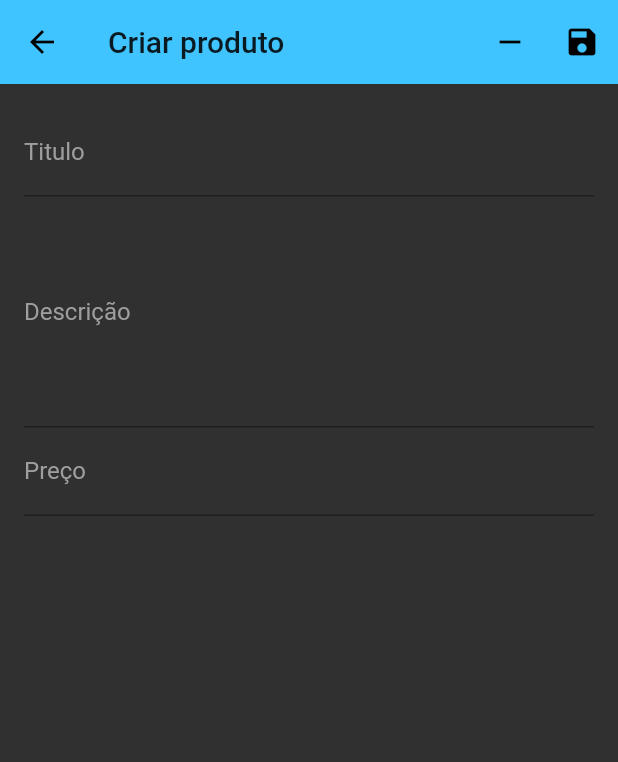
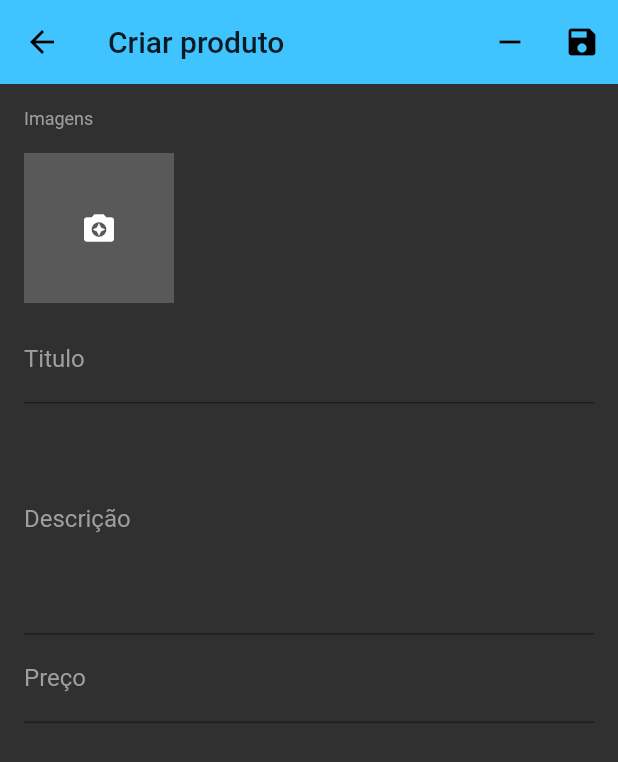
Before and after one commit to dieinimymaganha/loja_virutal_gerenciamento, a Flutter app: the ProductScreen screen opened directly, on a phone screen of 412 x 824 dp. Shown: the top 762 px of the screen. Run offline on Flutter 3.47's test engine with Material 2 defaults, Android fonts, the phone set to English and light mode, and no system bars; our stand-ins replace cloud_firestore, firebase_auth, flutter_speed_dial, image_cropper, image_picker, rxdart and 1 more; missing offline and left inert: bloc_pattern; accounts and stored records are empty.

Commit message:
Criado lista de imagens dos produtos

```diff
--- a/gerente_loja/lib/blocs/product_bloc.dart
+++ b/gerente_loja/lib/blocs/product_bloc.dart
@@ -16,7 +16,7 @@ class ProductBloc extends BlocBase {
     if (product != null) {
       unsaveData = Map.of(product.data);
       unsaveData['images'] = List.of(product.data['images']);
-      unsaveData['images'] = List.of(product.data['size']);
+      unsaveData['size'] = List.of(product.data['size']);
     }else{
       unsaveData = {
         'title' : null,
--- a/gerente_loja/lib/screens/product_screen.dart
+++ b/gerente_loja/lib/screens/product_screen.dart
@@ -1,6 +1,7 @@
 import 'package:cloud_firestore/cloud_firestore.dart';
 import 'package:flutter/material.dart';
 import 'package:gerente_loja/blocs/product_bloc.dart';
+import 'package:gerente_loja/widgets/images_widget.dart';
 
 class ProductScreen extends StatefulWidget {
   final String categoryId;
@@ -58,6 +59,13 @@ class _ProductScreenState extends State<ProductScreen> {
               return ListView(
                 padding: EdgeInsets.all(16),
                 children: <Widget>[
+                  Text('Imagens', style: TextStyle(color: Colors.grey, fontSize: 12),),
+                  ImagesWidget(
+                    context: context,
+                    initialValue: snapshot.data['images'],
+                    onSaved: (l){},
+                    validator: (l){},
+                  ),
                   TextFormField(
                     initialValue: snapshot.data['title'],
                     style: _fieldStyle,
--- /dev/null
+++ b/gerente_loja/lib/widgets/images_widget.dart
@@ -0,0 +1,74 @@
+import 'package:flutter/cupertino.dart';
+import 'package:flutter/material.dart';
+import 'package:gerente_loja/widgets/images_source_sheet.dart';
+
+class ImagesWidget extends FormField<List> {
+
+  ImagesWidget({
+    BuildContext context,
+    FormFieldSetter<List> onSaved,
+    FormFieldValidator<List> validator,
+    List initialValue,
+    bool autoValidate = false,
+  }) : super(
+      onSaved: onSaved,
+      validator: validator,
+      initialValue: initialValue,
+      autovalidate: autoValidate,
+      builder: (state){
+        return Column(
+          crossAxisAlignment: CrossAxisAlignment.start,
+          children: <Widget>[
+            Container(
+              height: 124,
+              padding: EdgeInsets.only(top: 16, bottom: 8),
+              child: ListView(
+                scrollDirection: Axis.horizontal,
+                children: state.value.map<Widget>((i){
+                  return Container(
+                    height: 100,
+                    width: 100,
+                    margin: EdgeInsets.only(right: 8),
+                    child: GestureDetector(
+                      child: i is String ? Image.network(i, fit: BoxFit.cover,) :
+                      Image.file(i, fit: BoxFit.cover,),
+                      onLongPress: (){
+                        state.didChange(state.value..remove(i));
+                      },
+                    ),
+                  );
+                }).toList()..add(
+                    GestureDetector(
+                      child: Container(
+                        height: 100,
+                        width: 100,
+                        child: Icon(Icons.camera_enhance, color: Colors.white,),
+                        color: Colors.white.withAlpha(50),
+                      ),
+                      onTap: (){
+                        showModalBottomSheet(context: context,
+                            builder: (context) => ImageSourceSheet(
+                              onImageSelected: (image){
+                                state.didChange(state.value..add(image));
+                                Navigator.of(context).pop();
+                              },
+                            )
+                        );
+                      },
+                    )
+                ),
+              ),
+            ),
+            state.hasError ? Text(
+              state.errorText,
+              style: TextStyle(
+                  color: Colors.red,
+                  fontSize: 12
+              ),
+            ) : Container()
+          ],
+        );
+      }
+  );
+
+}
```
Also changed, not shown: gerente_loja/lib/widgets/images_source_sheet.dart (added, +48 -0 lines), 1 other file.
